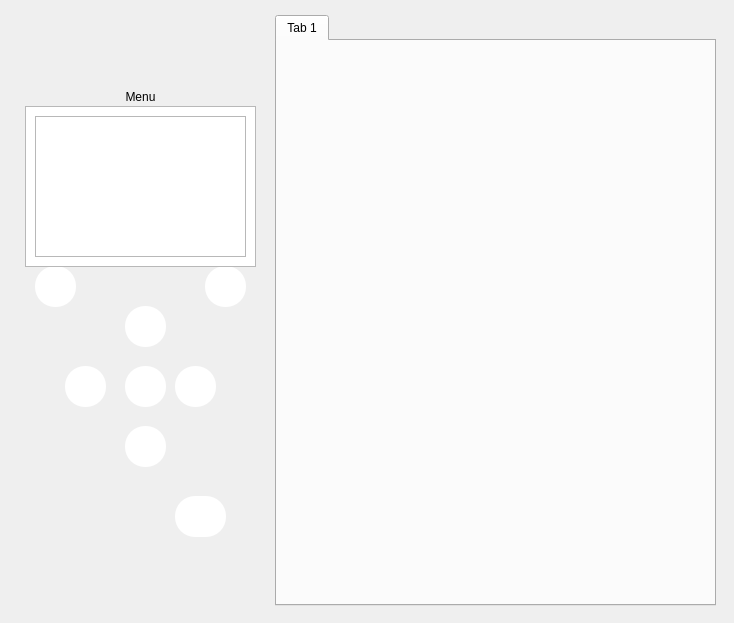
The window that ui/mainwindow.ui (code-monke/COMP3004B-Team-Project) describes before a commit, drawn with Qt 5.
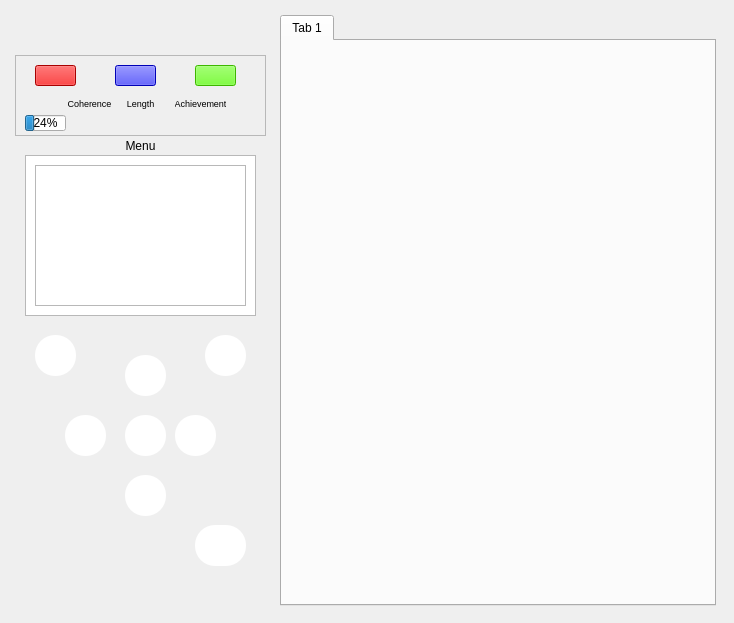
The same window after the commit. Icons and pictures are not drawn.

```diff
--- a/ui/mainwindow.ui
+++ b/ui/mainwindow.ui
@@ -49,14 +49,14 @@
        </property>
        <property name="minimumSize">
         <size>
-         <width>250</width>
-         <height>488</height>
+         <width>255</width>
+         <height>550</height>
         </size>
        </property>
        <property name="maximumSize">
         <size>
-         <width>250</width>
-         <height>488</height>
+         <width>255</width>
+         <height>550</height>
         </size>
        </property>
        <property name="baseSize">
@@ -69,7 +69,7 @@
         <property name="geometry">
          <rect>
           <x>110</x>
-          <y>300</y>
+          <y>380</y>
           <width>41</width>
           <height>41</height>
          </rect>
@@ -93,7 +93,7 @@
         <property name="geometry">
          <rect>
           <x>190</x>
-          <y>200</y>
+          <y>300</y>
           <width>41</width>
           <height>41</height>
          </rect>
@@ -117,7 +117,7 @@
         <property name="geometry">
          <rect>
           <x>20</x>
-          <y>200</y>
+          <y>300</y>
           <width>41</width>
           <height>41</height>
          </rect>
@@ -141,7 +141,7 @@
         <property name="geometry">
          <rect>
           <x>110</x>
-          <y>240</y>
+          <y>320</y>
           <width>41</width>
           <height>41</height>
          </rect>
@@ -165,7 +165,7 @@
         <property name="geometry">
          <rect>
           <x>160</x>
-          <y>300</y>
+          <y>380</y>
           <width>41</width>
           <height>41</height>
          </rect>
@@ -189,7 +189,7 @@
         <property name="geometry">
          <rect>
           <x>50</x>
-          <y>300</y>
+          <y>380</y>
           <width>41</width>
           <height>41</height>
          </rect>
@@ -213,7 +213,7 @@
         <property name="geometry">
          <rect>
           <x>110</x>
-          <y>360</y>
+          <y>440</y>
           <width>41</width>
           <height>41</height>
          </rect>
@@ -236,8 +236,8 @@
        <widget class="QPushButton" name="powerButton">
         <property name="geometry">
          <rect>
-          <x>160</x>
-          <y>430</y>
+          <x>180</x>
+          <y>490</y>
           <width>51</width>
           <height>41</height>
          </rect>
@@ -261,7 +261,7 @@
         <property name="geometry">
          <rect>
           <x>10</x>
-          <y>40</y>
+          <y>120</y>
           <width>231</width>
           <height>161</height>
          </rect>
@@ -271,7 +271,7 @@
         <property name="geometry">
          <rect>
           <x>10</x>
-          <y>20</y>
+          <y>100</y>
           <width>231</width>
           <height>21</height>
          </rect>
@@ -290,7 +290,7 @@
         <property name="geometry">
          <rect>
           <x>20</x>
-          <y>50</y>
+          <y>130</y>
           <width>211</width>
           <height>141</height>
          </rect>
@@ -306,6 +306,146 @@
          </property>
         </widget>
        </widget>
+       <widget class="QFrame" name="statusBar">
+        <property name="geometry">
+         <rect>
+          <x>0</x>
+          <y>20</y>
+          <width>251</width>
+          <height>81</height>
+         </rect>
+        </property>
+        <property name="frameShape">
+         <enum>QFrame::StyledPanel</enum>
+        </property>
+        <property name="frameShadow">
+         <enum>QFrame::Raised</enum>
+        </property>
+        <widget class="QPushButton" name="redLight">
+         <property name="geometry">
+          <rect>
+           <x>20</x>
+           <y>10</y>
+           <width>41</width>
+           <height>21</height>
+          </rect>
+         </property>
+         <property name="styleSheet">
+          <string notr="true">background-color: rgb(234, 0, 0);</string>
+         </property>
+         <property name="text">
+          <string/>
+         </property>
+        </widget>
+        <widget class="QPushButton" name="blueLight">
+         <property name="geometry">
+          <rect>
+           <x>100</x>
+           <y>10</y>
+           <width>41</width>
+           <height>21</height>
+          </rect>
+         </property>
+         <property name="styleSheet">
+          <string notr="true">background-color: rgb(0, 0, 255);</string>
+         </property>
+         <property name="text">
+          <string/>
+         </property>
+        </widget>
+        <widget class="QPushButton" name="greenLight">
+         <property name="geometry">
+          <rect>
+           <x>180</x>
+           <y>10</y>
+           <width>41</width>
+           <height>21</height>
+          </rect>
+         </property>
+         <property name="styleSheet">
+          <string notr="true">background-color: rgb(85, 255, 0);</string>
+         </property>
+         <property name="text">
+          <string/>
+         </property>
+        </widget>
+        <widget class="QProgressBar" name="progressBar">
+         <property name="geometry">
+          <rect>
+           <x>10</x>
+           <y>60</y>
+           <width>41</width>
+           <height>16</height>
+          </rect>
+         </property>
+         <property name="value">
+          <number>24</number>
+         </property>
+        </widget>
+        <widget class="QLabel" name="label">
+         <property name="geometry">
+          <rect>
+           <x>50</x>
+           <y>40</y>
+           <width>49</width>
+           <height>16</height>
+          </rect>
+         </property>
+         <property name="font">
+          <font>
+           <pointsize>7</pointsize>
+          </font>
+         </property>
+         <property name="text">
+          <string>Coherence</string>
+         </property>
+         <property name="alignment">
+          <set>Qt::AlignCenter</set>
+         </property>
+        </widget>
+        <widget class="QLabel" name="label_2">
+         <property name="geometry">
+          <rect>
+           <x>110</x>
+           <y>40</y>
+           <width>31</width>
+           <height>16</height>
+          </rect>
+         </property>
+         <property name="font">
+          <font>
+           <pointsize>7</pointsize>
+          </font>
+         </property>
+         <property name="text">
+          <string>Length</string>
+         </property>
+         <property name="alignment">
+          <set>Qt::AlignCenter</set>
+         </property>
+        </widget>
+        <widget class="QLabel" name="label_3">
+         <property name="geometry">
+          <rect>
+           <x>160</x>
+           <y>40</y>
+           <width>51</width>
+           <height>16</height>
+          </rect>
+         </property>
+         <property name="font">
+          <font>
+           <pointsize>7</pointsize>
+          </font>
+         </property>
+         <property name="text">
+          <string>Achievement</string>
+         </property>
+         <property name="alignment">
+          <set>Qt::AlignCenter</set>
+         </property>
+        </widget>
+       </widget>
       </widget>
      </item>
      <item>
```
Left out of the diff: 4 changed lines with no effect on the pictures.
